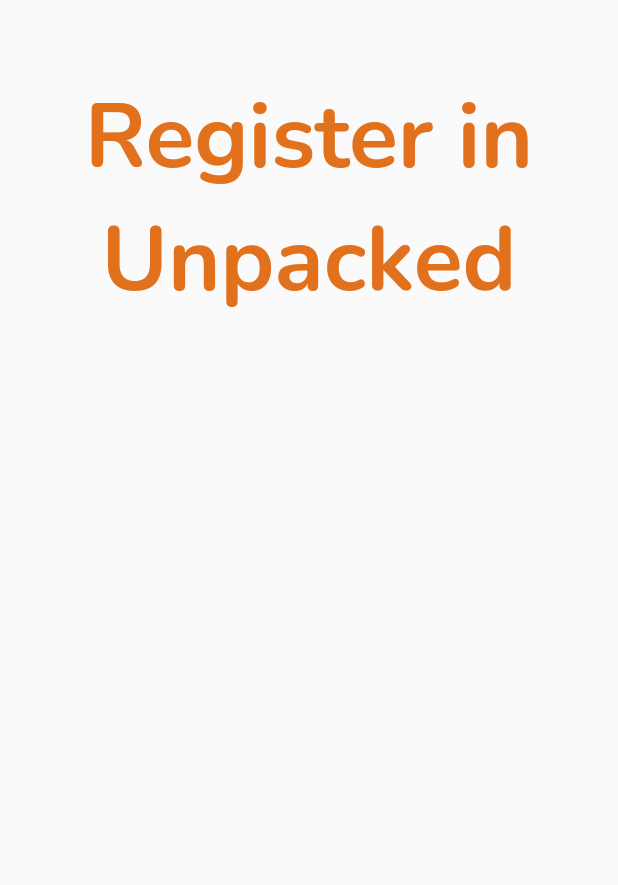
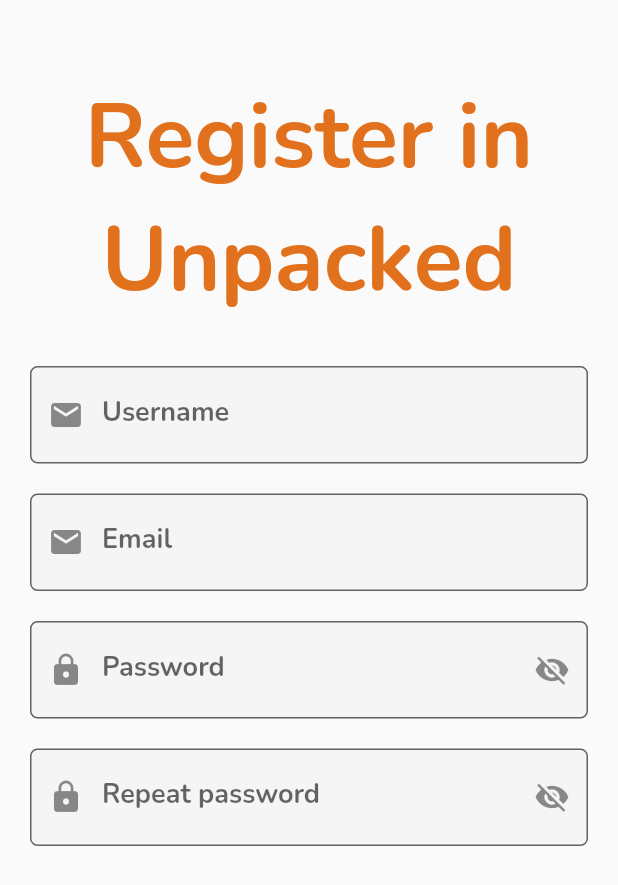
Before and after one commit to RomanMeasv/mp23_astr, a Flutter app: the screen it shows after launch, on a phone screen of 412 x 824 dp. Shown: the top 885 px of the screen. Run offline on Flutter 3.47's test engine with Material 2 defaults, Android fonts, the phone set to English and light mode, and no system bars; our stand-ins replace cloud_firestore, firebase_auth, firebase_core, firebase_storage, get, google_sign_in; accounts and stored records are empty.

Commit message:
Finished styling Register page
starting with validation. Oh boi

```diff
--- a/lib/app/modules/user_module/widgets/register_widget.dart
+++ b/lib/app/modules/user_module/widgets/register_widget.dart
@@ -10,13 +10,17 @@ class RegisterWidget extends StatefulWidget {
 
 class _RegisterWidgetState extends State<RegisterWidget> {
 
+  final _formKey = GlobalKey<FormState>();
   final TextEditingController _nameController = TextEditingController();
   final TextEditingController _emailController = TextEditingController();
   final TextEditingController _passwordController = TextEditingController();
+  bool _obscureTextRepPass = true;
+  bool _obscureTextPass = true;
+  final UserController controller = Get.find();
 
   @override
   Widget build(BuildContext context) {
-    final UserController controller = Get.find();
+
 
     return Column(
       mainAxisAlignment: MainAxisAlignment.center,
@@ -28,7 +32,128 @@ class _RegisterWidgetState extends State<RegisterWidget> {
                 color: Theme.of(context).colorScheme.primary,
               )),
         const Padding(padding: EdgeInsets.only(top: 30)),
-
+        Container(
+          margin: const EdgeInsets.only(left: 20, right: 20, bottom: 20),
+          child: TextField(
+            controller: _nameController,
+            decoration: InputDecoration(
+              labelText: 'Username',
+              hintText: 'example@gmail.com',
+              prefixIcon: const Icon(Icons.email),
+              border: OutlineInputBorder(
+                borderRadius: BorderRadius.circular(5),
+              ),
+              focusedBorder: OutlineInputBorder(
+                borderRadius: BorderRadius.circular(5),
+                borderSide: BorderSide(
+                  color: Theme.of(context).colorScheme.primary,
+                  width: 2.0,
+                ),
+              ),
+              filled: true,
+              fillColor: Colors.grey[100],
+            ),
+          ),
+        ),
+        Container(
+          margin: const EdgeInsets.only(left: 20, right: 20, bottom: 20),
+          child: TextField(
+            controller: _emailController,
+            decoration: InputDecoration(
+              labelText: 'Email',
+              hintText: 'example@gmail.com',
+              prefixIcon: const Icon(Icons.email),
+              border: OutlineInputBorder(
+                borderRadius: BorderRadius.circular(5),
+              ),
+              focusedBorder: OutlineInputBorder(
+                borderRadius: BorderRadius.circular(5),
+                borderSide: BorderSide(
+                  color: Theme.of(context).colorScheme.primary,
+                  width: 2.0,
+                ),
+              ),
+              filled: true,
+              fillColor: Colors.grey[100],
+            ),
+          ),
+        ),
+        Container(
+          margin: const EdgeInsets.only(left: 20, right: 20, bottom: 20),
+          child: StatefulBuilder(
+            builder: (BuildContext context, StateSetter setState) {
+              return TextField(
+                controller: _passwordController,
+                decoration: InputDecoration(
+                  labelText: 'Password',
+                  hintText: '••••••••',
+                  prefixIcon: Icon(Icons.lock),
+                  suffixIcon: IconButton(
+                    icon: Icon(
+                      _obscureTextPass ? Icons.visibility_off : Icons.visibility,
+                    ),
+                    onPressed: () {
+                      setState(() {
+                        _obscureTextPass = !_obscureTextPass;
+                      });
+                    },
+                  ),
+                  border: OutlineInputBorder(
+                    borderRadius: BorderRadius.circular(5),
+                  ),
+                  focusedBorder: OutlineInputBorder(
+                    borderRadius: BorderRadius.circular(5),
+                    borderSide: BorderSide(
+                      color: Theme.of(context).colorScheme.primary,
+                      width: 2.0,
+                    ),
+                  ),
+                  filled: true,
+                  fillColor: Colors.grey[100],
+                ),
+                obscureText: _obscureTextPass,
+              );
+            },
+          ),
+        ),
+        Container(
+          margin: const EdgeInsets.only(left: 20, right: 20, bottom: 20),
+          child: StatefulBuilder(
+            builder: (BuildContext context, StateSetter setState) {
+              return TextField(
+                controller: _passwordController,
+                decoration: InputDecoration(
+                  labelText: 'Repeat password',
+                  hintText: '••••••••',
+                  prefixIcon: Icon(Icons.lock),
+                  suffixIcon: IconButton(
+                    icon: Icon(
+                      _obscureTextRepPass ? Icons.visibility_off : Icons.visibility,
+                    ),
+                    onPressed: () {
+                      setState(() {
+                        _obscureTextRepPass = !_obscureTextRepPass;
+                      });
+                    },
+                  ),
+                  border: OutlineInputBorder(
+                    borderRadius: BorderRadius.circular(5),
+                  ),
+                  focusedBorder: OutlineInputBorder(
+                    borderRadius: BorderRadius.circular(5),
+                    borderSide: BorderSide(
+                      color: Theme.of(context).colorScheme.primary,
+                      width: 2.0,
+                    ),
+                  ),
+                  filled: true,
+                  fillColor: Colors.grey[100],
+                ),
+                obscureText: _obscureTextRepPass,
+              );
+            },
+          ),
+        ),
       ],
     );
   }
```
